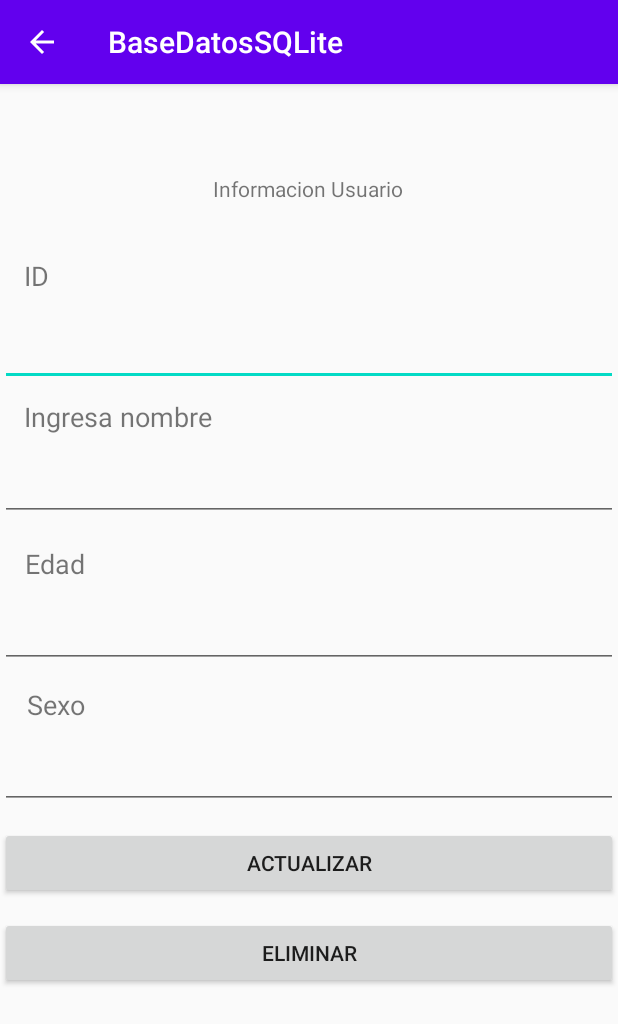
After one commit to JosebetoDev/AndroidStudio, an Android app: the DetallesActivity screen opened directly, with no data from a screen before it, on a phone screen of 412 x 824 dp. The commit adds this screen. Shown: the top 1024 px of the screen. Run offline under Robolectric (Android 15) with nearby library versions, the phone set to English and light mode, and no system bars; 5 statements that could not run were skipped.

Commit message:
Unidad 4 - Manejo de Base de Datos 1,2.3.

```diff
--- a/Dispositivos Moviles/BaseDatosSQLite/app/src/main/AndroidManifest.xml
+++ b/Dispositivos Moviles/BaseDatosSQLite/app/src/main/AndroidManifest.xml
@@ -9,7 +9,11 @@
         android:roundIcon="@mipmap/ic_launcher_round"
         android:supportsRtl="true"
         android:theme="@style/AppTheme">
-        <activity android:name=".RegistraActivity"></activity>
+        <activity android:name=".DetallesActivity" android:parentActivityName=".ListarInformacionActivity">
+            <meta-data android:name="android.support.PARENT_ACTIVITY" android:value=".ListarInformacionActivity"/>
+        </activity>
+        <activity android:name=".ListarInformacionActivity" />
+        <activity android:name=".RegistraActivity" />
         <activity android:name=".MainActivity">
             <intent-filter>
                 <action android:name="android.intent.action.MAIN" />
--- /dev/null
+++ b/Dispositivos Moviles/BaseDatosSQLite/app/src/main/java/mx/com/tesoem/isc/intersemestral/basedatossqlite/DetallesActivity.java
@@ -0,0 +1,72 @@
+package mx.com.tesoem.isc.intersemestral.basedatossqlite;
+
+import androidx.appcompat.app.AppCompatActivity;
+
+import android.content.ContentValues;
+import android.os.Bundle;
+import android.view.View;
+import android.widget.EditText;
+import android.widget.Toast;
+
+import mx.com.tesoem.isc.intersemestral.basedatossqlite.BaseDatos.DatosConexion;
+import mx.com.tesoem.isc.intersemestral.basedatossqlite.BaseDatos.DatosHelper;
+import mx.com.tesoem.isc.intersemestral.basedatossqlite.DTO.DatosParcerable;
+
+import static mx.com.tesoem.isc.intersemestral.basedatossqlite.BaseDatos.DatosHelper.*;
+
+
+public class DetallesActivity extends AppCompatActivity {
+
+    EditText id,nombre,edad,sexo;
+    @Override
+    protected void onCreate(Bundle savedInstanceState) {
+        super.onCreate(savedInstanceState);
+        setContentView(R.layout.activity_detalles);
+        id = findViewById(R.id.txtID);
+        nombre = findViewById(R.id.txtNombre);
+        edad = findViewById(R.id.txtEdad);
+        sexo = findViewById(R.id.txtSexo);
+
+        DatosParcerable datosParcerable = getIntent().getParcelableExtra("datosParcerable");
+        id.setText(String.valueOf(datosParcerable.getId()));
+        nombre.setText(datosParcerable.getNombre());
+        edad.setText(datosParcerable.getEdad());
+        sexo.setText(datosParcerable.getSexo());
+
+        getSupportActionBar().setTitle(datosParcerable.getNombre());
+    }
+    public void Actualizar(View v){
+        ContentValues contentValues = new ContentValues();
+        DatosConexion conexion = new DatosConexion(this);
+
+        //contentValues.put(tabladatos.COLUMNA_ID,id.getText().toString());
+        contentValues.put(tabladatos.COLUMNA_NOMBRE,nombre.getText().toString());
+        contentValues.put(tabladatos.COLUMNA_EDAD,edad.getText().toString());
+        contentValues.put(tabladatos.COLUMNA_SEXO,sexo.getText().toString());
+
+        String[] condicion = new String[]{id.getText().toString()};
+
+        conexion.Open();
+        if(conexion.actualizar(contentValues,condicion)){
+            Toast.makeText(this,"Actualizacion realizada",Toast.LENGTH_LONG).show();
+            setResult(RESULT_OK);
+            finish();
+        }else{
+            Toast.makeText(this,"",Toast.LENGTH_LONG).show();
+        }
+        conexion.Close();
+    }
+    public void Eliminar(View v){
+        DatosConexion datosConexion = new DatosConexion(this);
+        String[] condicion = new String[]{id.getText().toString()};
+        datosConexion.Open();
+        if(datosConexion.eliminar(condicion)){
+            Toast.makeText(this,"Se elimino",Toast.LENGTH_LONG).show();
+            setResult(RESULT_OK);
+            finish();
+        }else{
+            Toast.makeText(this,"Error al eliminar",Toast.LENGTH_LONG).show();
+        }
+        datosConexion.Close();
+    }
+}
--- a/Dispositivos Moviles/BaseDatosSQLite/app/src/main/java/mx/com/tesoem/isc/intersemestral/basedatossqlite/MainActivity.java
+++ b/Dispositivos Moviles/BaseDatosSQLite/app/src/main/java/mx/com/tesoem/isc/intersemestral/basedatossqlite/MainActivity.java
@@ -17,4 +17,8 @@ public class MainActivity extends AppCompatActivity {
         Intent intent = new Intent(this,RegistraActivity.class);
         startActivity(intent);
     }
+    public void LanzarLista(View v){
+        Intent intent = new Intent(this,ListarInformacionActivity.class);
+        startActivity(intent);
+    }
 }
--- a/Dispositivos Moviles/BaseDatosSQLite/app/src/main/java/mx/com/tesoem/isc/intersemestral/basedatossqlite/RegistraActivity.java
+++ b/Dispositivos Moviles/BaseDatosSQLite/app/src/main/java/mx/com/tesoem/isc/intersemestral/basedatossqlite/RegistraActivity.java
@@ -17,7 +17,7 @@ public class RegistraActivity extends AppCompatActivity {
     protected void onCreate(Bundle savedInstanceState) {
         super.onCreate(savedInstanceState);
         setContentView(R.layout.activity_registra);
-        txtNombre = findViewById(R.id.txtNombre);
+        txtNombre = findViewById(R.id.txtNombreElemento);
         txtEdad = findViewById(R.id.txtEdad);
         txtSexo = findViewById(R.id.txtSexo);
     }
--- /dev/null
+++ b/Dispositivos Moviles/BaseDatosSQLite/app/src/main/res/layout/activity_detalles.xml
@@ -0,0 +1,145 @@
+<?xml version="1.0" encoding="utf-8"?>
+<androidx.constraintlayout.widget.ConstraintLayout xmlns:android="http://schemas.android.com/apk/res/android"
+    xmlns:app="http://schemas.android.com/apk/res-auto"
+    xmlns:tools="http://schemas.android.com/tools"
+    android:layout_width="match_parent"
+    android:layout_height="match_parent"
+    tools:context=".DetallesActivity">
+
+    <TextView
+        android:id="@+id/textView4"
+        android:layout_width="wrap_content"
+        android:layout_height="wrap_content"
+        android:layout_marginTop="60dp"
+        android:text="@string/dInformacion"
+        app:layout_constraintEnd_toEndOf="parent"
+        app:layout_constraintHorizontal_bias="0.498"
+        app:layout_constraintStart_toStartOf="parent"
+        app:layout_constraintTop_toTopOf="parent" />
+
+    <TextView
+        android:id="@+id/textView5"
+        android:layout_width="wrap_content"
+        android:layout_height="wrap_content"
+        android:layout_marginTop="36dp"
+        android:contentDescription="@string/dId"
+        android:text="@string/dId"
+        android:textSize="18sp"
+        app:layout_constraintEnd_toEndOf="parent"
+        app:layout_constraintHorizontal_bias="0.04"
+        app:layout_constraintStart_toStartOf="parent"
+        app:layout_constraintTop_toBottomOf="@+id/textView4" />
+
+    <EditText
+        android:id="@+id/txtID"
+        android:layout_width="0dp"
+        android:layout_height="wrap_content"
+        android:layout_marginTop="16dp"
+        android:ems="10"
+        android:inputType="textPersonName"
+        app:layout_constraintEnd_toEndOf="parent"
+        app:layout_constraintHorizontal_bias="0.079"
+        app:layout_constraintStart_toStartOf="parent"
+        app:layout_constraintTop_toBottomOf="@+id/textView5"
+        android:autofillHints="" />
+
+    <TextView
+        android:id="@+id/lblName"
+        android:layout_width="wrap_content"
+        android:layout_height="wrap_content"
+        android:layout_marginTop="8dp"
+        android:text="@string/INombre"
+        android:textSize="18sp"
+        app:layout_constraintEnd_toEndOf="parent"
+        app:layout_constraintHorizontal_bias="0.055"
+        app:layout_constraintStart_toStartOf="parent"
+        app:layout_constraintTop_toBottomOf="@+id/txtID" />
+
+    <EditText
+        android:id="@+id/txtNombre"
+        android:layout_width="0dp"
+        android:layout_height="wrap_content"
+        android:layout_marginTop="12dp"
+        android:ems="10"
+        android:inputType="textPersonName"
+        app:layout_constraintEnd_toEndOf="parent"
+        app:layout_constraintHorizontal_bias="0.0"
+        app:layout_constraintStart_toStartOf="parent"
+        app:layout_constraintTop_toBottomOf="@+id/lblName"
+        android:autofillHints="" />
+
+    <TextView
+        android:id="@+id/lblEdad"
+        android:layout_width="wrap_content"
+        android:layout_height="wrap_content"
+        android:layout_marginTop="16dp"
+        android:text="@string/lblEdad"
+        android:textSize="18sp"
+        app:layout_constraintEnd_toEndOf="parent"
+        app:layout_constraintHorizontal_bias="0.045"
+        app:layout_constraintStart_toStartOf="parent"
+        app:layout_constraintTop_toBottomOf="@+id/txtNombre" />
+
+    <EditText
+        android:id="@+id/txtEdad"
+        android:layout_width="0dp"
+        android:layout_height="wrap_content"
+        android:layout_marginTop="12dp"
+        android:ems="10"
+        android:inputType="textPersonName"
+        app:layout_constraintEnd_toEndOf="parent"
+        app:layout_constraintHorizontal_bias="0.0"
+        app:layout_constraintStart_toStartOf="parent"
+        app:layout_constraintTop_toBottomOf="@+id/lblEdad"
+        android:autofillHints="" />
+
+    <TextView
+        android:id="@+id/lblSexo"
+        android:layout_width="wrap_content"
+        android:layout_height="wrap_content"
+        android:layout_marginTop="12dp"
+        android:contentDescription="@string/ISexo"
+        android:text="@string/lblSexo"
+        android:textSize="18sp"
+        app:layout_constraintEnd_toEndOf="parent"
+        app:layout_constraintHorizontal_bias="0.048"
+        app:layout_constraintStart_toStartOf="parent"
+        app:layout_constraintTop_toBottomOf="@+id/txtEdad" />
+
+    <EditText
+        android:id="@+id/txtSexo"
+        android:layout_width="0dp"
+        android:layout_height="wrap_content"
+        android:layout_marginTop="12dp"
+        android:autofillHints=""
+        android:ems="10"
+        android:inputType="textPersonName"
+        app:layout_constraintEnd_toEndOf="parent"
+        app:layout_constraintHorizontal_bias="0.0"
+        app:layout_constraintStart_toStartOf="parent"
+        app:layout_constraintTop_toBottomOf="@+id/lblSexo" />
+
+    <Button
+        android:id="@+id/btnActualizar"
+        android:layout_width="0dp"
+        android:layout_height="wrap_content"
+        android:layout_marginTop="12dp"
+        android:onClick="Actualizar"
+        android:text="@string/btnActualizar"
+        app:layout_constraintEnd_toEndOf="parent"
+        app:layout_constraintHorizontal_bias="0.0"
+        app:layout_constraintStart_toStartOf="parent"
+        app:layout_constraintTop_toBottomOf="@+id/txtSexo" />
+
+    <Button
+        android:id="@+id/btnEliminar"
+        android:layout_width="0dp"
+        android:layout_height="wrap_content"
+        android:layout_marginTop="12dp"
+        android:onClick="Eliminar"
+        android:text="@string/btnEliminar"
+        app:layout_constraintEnd_toEndOf="parent"
+        app:layout_constraintHorizontal_bias="0.0"
+        app:layout_constraintStart_toStartOf="parent"
+        app:layout_constraintTop_toBottomOf="@+id/btnActualizar" />
+</androidx.constraintlayout.widget.ConstraintLayout>
--- a/Dispositivos Moviles/BaseDatosSQLite/app/src/main/res/layout/activity_registra.xml
+++ b/Dispositivos Moviles/BaseDatosSQLite/app/src/main/res/layout/activity_registra.xml
@@ -19,7 +19,7 @@
         app:layout_constraintTop_toTopOf="parent" />
 
     <EditText
-        android:id="@+id/txtNombre"
+        android:id="@+id/txtNombreElemento"
         android:layout_width="0dp"
         android:layout_height="wrap_content"
         android:layout_marginTop="40dp"
@@ -43,7 +43,7 @@
         app:layout_constraintEnd_toEndOf="parent"
         app:layout_constraintHorizontal_bias="0.497"
         app:layout_constraintStart_toStartOf="parent"
-        app:layout_constraintTop_toBottomOf="@+id/txtNombre"
+        app:layout_constraintTop_toBottomOf="@+id/txtNombreElemento"
         android:autofillHints="" />
 
     <EditText
--- a/Dispositivos Moviles/BaseDatosSQLite/app/src/main/res/values/strings.xml
+++ b/Dispositivos Moviles/BaseDatosSQLite/app/src/main/res/values/strings.xml
@@ -6,4 +6,14 @@
     <string name="INombre">Ingresa nombre</string>
     <string name="IEdad">Ingresa tu Edad</string>
     <string name="ISexo">Ingresa tu Sexo</string>
+    <string name="listaRegistros">Listado de Contactos</string>
+    <string name="listaelementos">Listar Usuarios</string>
+    <string name="btnListarElementos">Listar Usuarios</string>
+    <string name="dInformacion">Informacion Usuario</string>
+    <string name="DNombre">Nombre</string>
+    <string name="dId">ID</string>
+    <string name="lblEdad">Edad</string>
+    <string name="lblSexo">Sexo</string>
+    <string name="btnActualizar">Actualizar</string>
+    <string name="btnEliminar">Eliminar</string>
 </resources>
```
Also changed, not shown: Dispositivos Moviles/BaseDatosSQLite/app/src/main/java/mx/com/tesoem/isc/intersemestral/basedatossqlite/AdaptadorBase.java (added, +50 -0 lines), Dispositivos Moviles/BaseDatosSQLite/app/src/main/java/mx/com/tesoem/isc/intersemestral/basedatossqlite/BaseDatos/DatosConexion.java (+47 -0 lines), Dispositivos Moviles/BaseDatosSQLite/app/src/main/java/mx/com/tesoem/isc/intersemestral/basedatossqlite/DTO/DatosDTO.java (added, +38 -0 lines), Dispositivos Moviles/BaseDatosSQLite/app/src/main/java/mx/com/tesoem/isc/intersemestral/basedatossqlite/DTO/DatosParcerable.java (added, +80 -0 lines), Dispositivos Moviles/BaseDatosSQLite/app/src/main/java/mx/com/tesoem/isc/intersemestral/basedatossqlite/ListarInformacionActivity.java (added, +60 -0 lines), Dispositivos Moviles/BaseDatosSQLite/app/src/main/res/layout/activity_elemento.xml (added, +21 -0 lines), Dispositivos Moviles/BaseDatosSQLite/app/src/main/res/layout/activity_listar_informacion.xml (added, +29 -0 lines), Dispositivos Moviles/BaseDatosSQLite/app/src/main/res/layout/activity_main.xml (+13 -1 lines).
